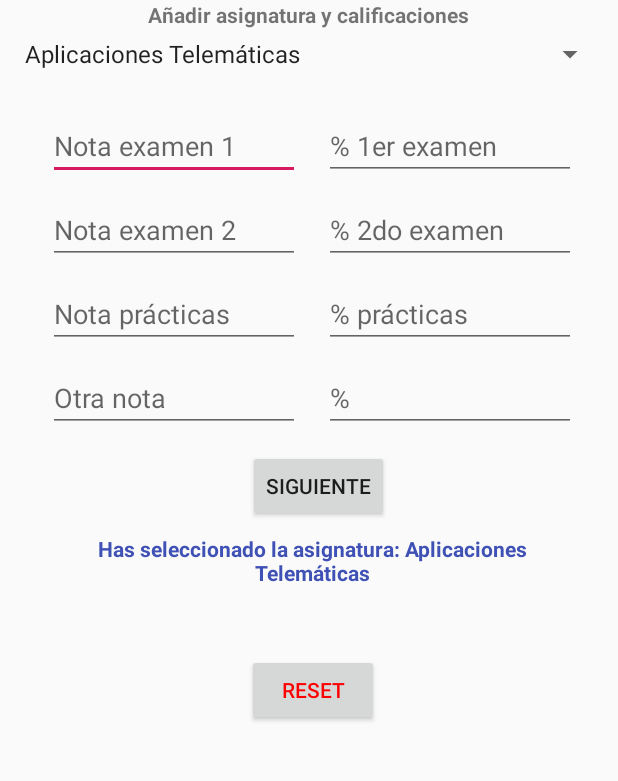
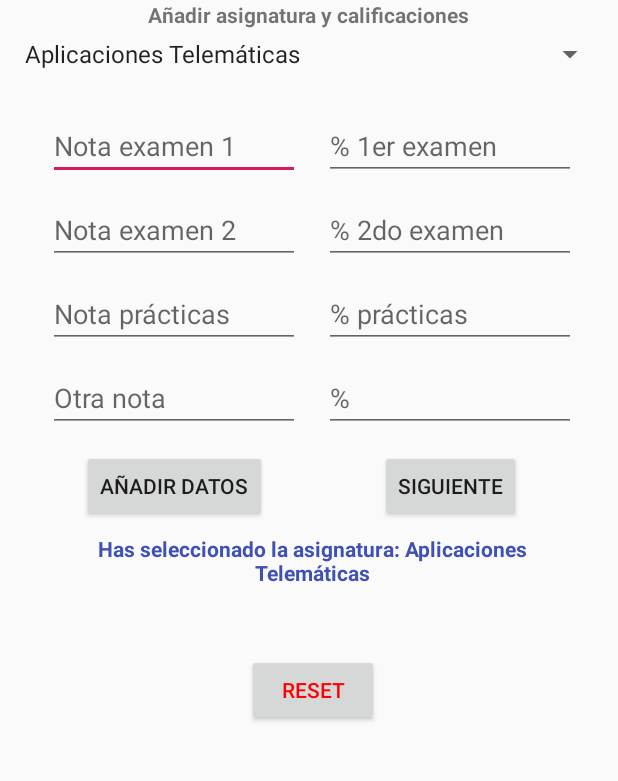
Before and after one commit to gabmar4/apptelem, an Android app: the screen it shows after launch (MainActivity), on a phone screen of 412 x 824 dp, the part 192-973 px from its top. Run offline under Robolectric (Android 15) with nearby library versions, the phone set to English and light mode, and no system bars.

Commit message:
v0.65 he copiado todo el código del boton siguiente,no se guarda la informacion enviada

```diff
--- a/app/src/main/res/layout/activity_main.xml
+++ b/app/src/main/res/layout/activity_main.xml
@@ -140,12 +140,10 @@
         android:id="@+id/button_sig"
         android:layout_width="wrap_content"
         android:layout_height="wrap_content"
-        android:layout_marginStart="8dp"
-        android:layout_marginLeft="8dp"
         android:layout_marginTop="12dp"
         android:text="Siguiente"
         app:layout_constraintEnd_toEndOf="@+id/p_nota_ot"
-        app:layout_constraintStart_toStartOf="@+id/nota_ot"
+        app:layout_constraintStart_toStartOf="@+id/p_nota_ot"
         app:layout_constraintTop_toBottomOf="@+id/p_nota_ot" />
 
     <TextView
@@ -205,4 +203,14 @@
         app:layout_constraintEnd_toEndOf="parent"
         app:layout_constraintTop_toBottomOf="@+id/textView" />
 
+    <Button
+        android:id="@+id/button_anyade"
+        android:layout_width="wrap_content"
+        android:layout_height="wrap_content"
+        android:layout_marginTop="12dp"
+        android:text="Añadir datos"
+        app:layout_constraintEnd_toEndOf="@+id/nota_ot"
+        app:layout_constraintStart_toStartOf="@+id/nota_ot"
+        app:layout_constraintTop_toBottomOf="@+id/nota_ot" />
+
 </android.support.constraint.ConstraintLayout>
```
Also changed, not shown: app/src/main/java/com/example/appl_notas/MainActivity.java (+83 -1 lines).
